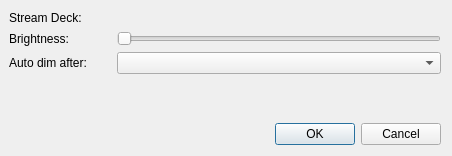
Above: streamdeck_ui/settings.ui from timothycrosley/streamdeck-ui before the change. Below: the same form after it.
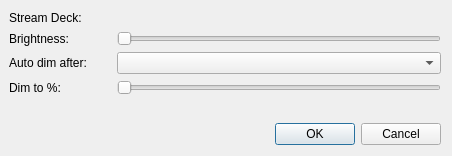
That is the form after the change. Icons and pictures are not drawn.

Commit message:
Retrofit settings to UI file
Looks like previous modifications in pull request
were not made in .ui file

```diff
--- a/streamdeck_ui/settings.ui
+++ b/streamdeck_ui/settings.ui
@@ -82,6 +82,20 @@
          </property>
         </widget>
        </item>
+       <item row="3" column="0">
+        <widget class="QLabel" name="label_brightness_dimmed">
+         <property name="text">
+          <string>Dim to %:</string>
+         </property>
+        </widget>
+       </item>
+       <item row="3" column="1">
+        <widget class="QSlider" name="brightness_dimmed">
+         <property name="orientation">
+          <enum>Qt::Horizontal</enum>
+         </property>
+        </widget>
+       </item>
       </layout>
      </item>
     </layout>
```
